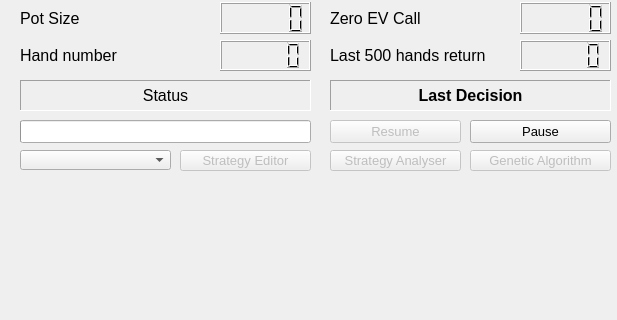
Before: the Qt Designer form gui/gui_qt_ui.ui in dickreuter/Poker, drawn with Qt 5; both pictures show x 0 to 617 and y 150 to 470 of the 617 by 713 pixel window.
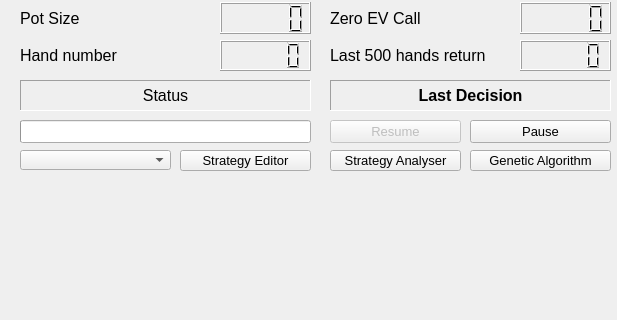
After: the same form once the commit is applied.

The edit to the form file:
```diff
--- a/gui/gui_qt_ui.ui
+++ b/gui/gui_qt_ui.ui
@@ -203,7 +203,7 @@
    </widget>
    <widget class="QPushButton" name="button_log_analyser">
     <property name="enabled">
-     <bool>false</bool>
+     <bool>true</bool>
     </property>
     <property name="geometry">
      <rect>
@@ -399,7 +399,7 @@
    </widget>
    <widget class="QPushButton" name="button_genetic_algorithm">
     <property name="enabled">
-     <bool>false</bool>
+     <bool>true</bool>
     </property>
     <property name="geometry">
      <rect>
@@ -420,7 +420,7 @@
    </widget>
    <widget class="QPushButton" name="button_strategy_editor">
     <property name="enabled">
-     <bool>false</bool>
+     <bool>true</bool>
     </property>
     <property name="geometry">
      <rect>
```
